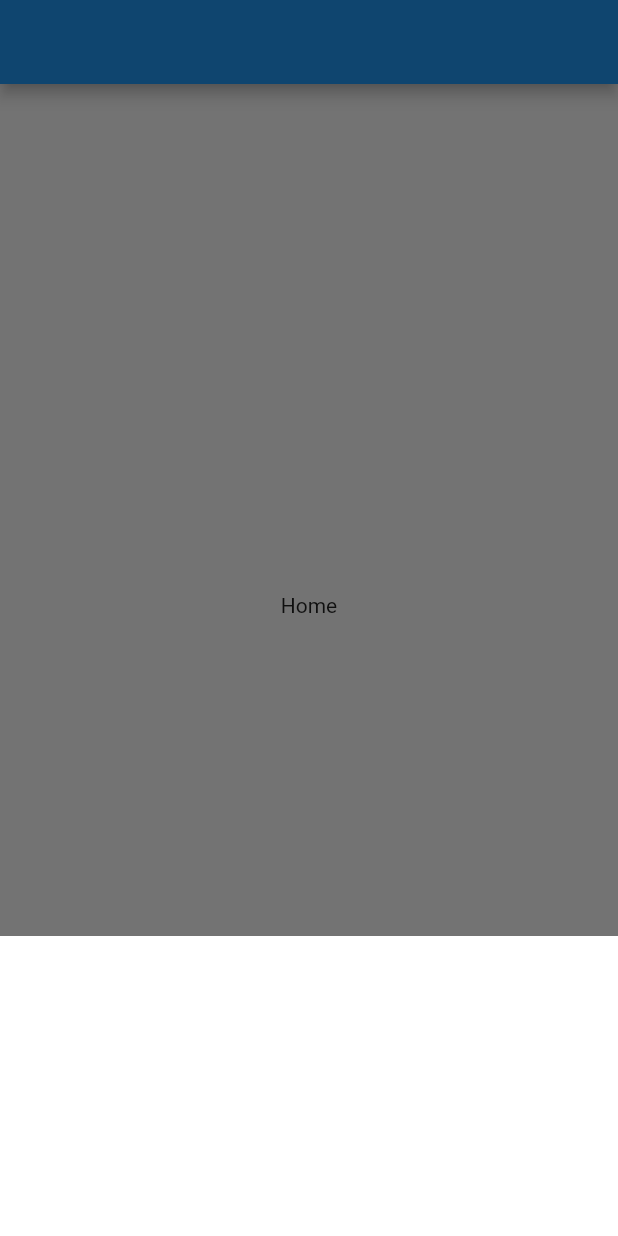
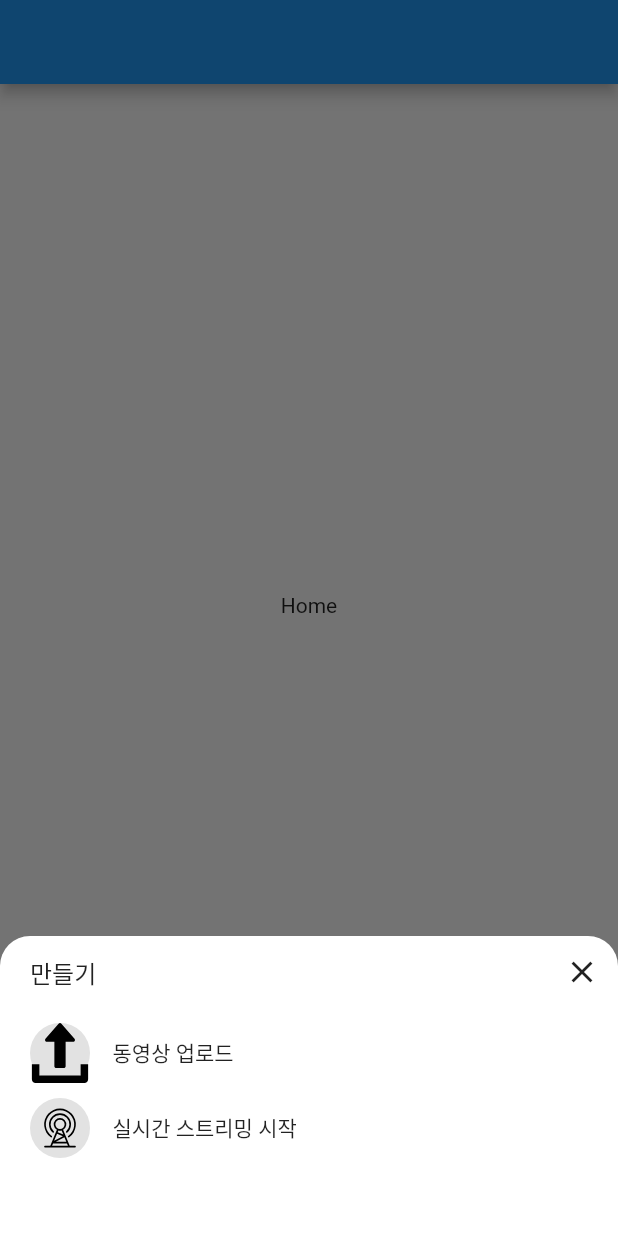
Before and after one commit to StudioZERONE/study_flutter_05_clone_youtube, a Flutter app: the screen it shows after launch, item 3 of the bottom bar chosen, on a phone screen of 412 x 824 dp. Run offline on Flutter 3.47's test engine with Material 2 defaults, Android fonts, the phone set to English and light mode, and no system bars; our stand-ins replace flutter_svg, get.

Commit message:
+버튼에서 BottomSheet 내용 추가

```diff
--- a/lib/src/app.dart
+++ b/lib/src/app.dart
@@ -15,16 +15,16 @@ class App extends GetView<AppController> {
     return Scaffold(
       body: Obx(() {
         switch (RouteName.values[controller.currentIndex.value]) {
-          case RouteName.Home:
+          case RouteName.home:
             return const Home();
-          case RouteName.Explore:
+          case RouteName.explore:
             return const Explore();
-          case RouteName.Add:
+          case RouteName.add:
             // Bottom Sheet
             break;
-          case RouteName.Subscribe:
+          case RouteName.subscribe:
             return const Subscribe();
-          case RouteName.Library:
+          case RouteName.library:
             return const Library();
         }
         return Container();
--- a/lib/src/components/youtube_bottom_sheet.dart
+++ b/lib/src/components/youtube_bottom_sheet.dart
@@ -1,13 +1,97 @@
 import 'package:flutter/material.dart';
+import 'package:flutter_svg/flutter_svg.dart';
+import 'package:get/get.dart';
 
 class YoutubeBottomSheet extends StatelessWidget {
   const YoutubeBottomSheet({super.key});
 
+  Widget _header() {
+    return Row(
+      mainAxisAlignment: MainAxisAlignment.spaceBetween,
+      children: [
+        const Text(
+          "만들기",
+          style: TextStyle(
+            fontSize: 16,
+          ),
+        ),
+        IconButton(
+          onPressed: Get.back,
+          icon: const Icon(Icons.close),
+        ),
+      ],
+    );
+  }
+
+  Widget _itemButton({
+    required String icon,
+    required double iconSize,
+    required String label,
+    required Function()? onTap,
+  }) {
+    return InkWell(
+      onTap: onTap,
+      child: Row(
+        children: [
+          Container(
+            width: 40,
+            height: 40,
+            decoration: BoxDecoration(
+              shape: BoxShape.circle,
+              color: Colors.grey.withOpacity(0.3),
+            ),
+            child: SizedBox(
+              width: iconSize,
+              height: iconSize,
+              child: SvgPicture.asset("assets/svg/icons/$icon.svg"),
+            ),
+          ),
+          const SizedBox(
+            width: 15,
+          ),
+          Text(label),
+        ],
+      ),
+    );
+  }
+
   @override
   Widget build(BuildContext context) {
-    return Container(
-      height: 200,
-      color: Colors.white,
+    return ClipRRect(
+      borderRadius: const BorderRadius.only(
+        topLeft: Radius.circular(20),
+        topRight: Radius.circular(20),
+      ),
+      child: Container(
+        padding: const EdgeInsets.only(left: 20),
+        height: 200,
+        color: Colors.white,
+        child: Column(children: [
+          _header(),
+          const SizedBox(
+            height: 10,
+          ),
+          _itemButton(
+            icon: "upload",
+            iconSize: 17,
+            label: "동영상 업로드",
+            onTap: () {
+              print("동영상 업로드 기능");
+            },
+          ),
+          const SizedBox(
+            height: 10,
+          ),
+          _itemButton(
+            icon: "broadcast",
+            iconSize: 25,
+            label: "실시간 스트리밍 시작",
+            onTap: () {
+              print("실시간 스트리밍 시작 기능");
+            },
+          ),
+        ]),
+      ),
     );
   }
 }
--- a/lib/src/controller/app_controller.dart
+++ b/lib/src/controller/app_controller.dart
@@ -1,13 +1,13 @@
-import 'package:flutter/material.dart';
 import 'package:get/get.dart';
 import 'package:study_flutter_05_clone_youtube/src/components/youtube_bottom_sheet.dart';
 
+// 하단 메뉴의 index와 이 enum의 index가 같아서, index는 생략 가능
 enum RouteName {
-  Home,
-  Explore,
-  Add,
-  Subscribe,
-  Library,
+  home,
+  explore,
+  add,
+  subscribe,
+  library,
 }
 
 class AppController extends GetxService {
@@ -15,7 +15,7 @@ class AppController extends GetxService {
   RxInt currentIndex = 0.obs;
 
   void changePageIndex(int index) {
-    if (RouteName.values[index] == RouteName.Add) {
+    if (RouteName.values[index] == RouteName.add) {
       _showBottomSheet();
     } else {
       currentIndex(index);
```
